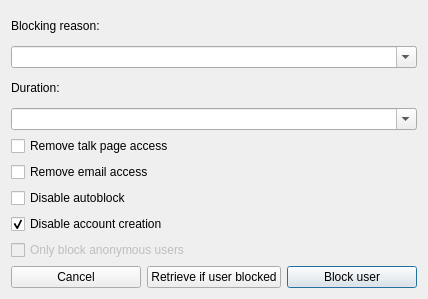
Old version of the form huggle/blockuser.ui in the repository huggle/huggle3-qt-lx.
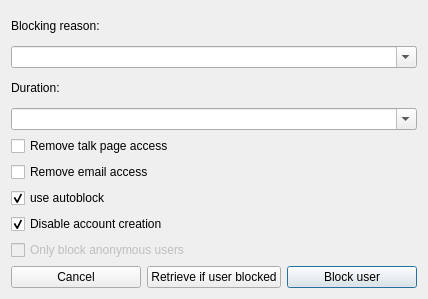
New version of the form.

```diff
--- a/huggle/blockuser.ui
+++ b/huggle/blockuser.ui
@@ -59,7 +59,10 @@
    <item>
     <widget class="QCheckBox" name="checkBox_3">
      <property name="text">
-      <string>Disable autoblock</string>
+      <string>use autoblock</string>
+     </property>
+     <property name="checked">
+      <bool>true</bool>
      </property>
     </widget>
    </item>
```
